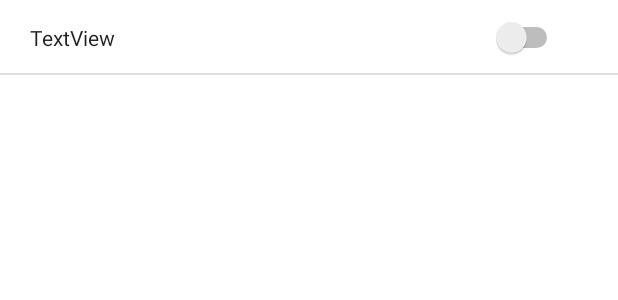
After one commit to mariogmez/EventosDeportivosAPP_MGI, an Android app: the layout list_event_usu.xml on its own in the app's theme, with its tools: preview values and no code run, on a phone screen of 412 x 824 dp. The commit adds this screen. Shown: the top 300 px of the screen. Run offline under Robolectric (Android 15) with nearby library versions, the phone set to English and light mode, and no system bars.

Commit message:
CMT 19:04 01/06 DEV

```diff
--- a/app/src/main/AndroidManifest.xml
+++ b/app/src/main/AndroidManifest.xml
@@ -4,14 +4,16 @@
     package="com.example.desafio_iii_mgi">
 
     <application xmlns:tools="http://schemas.android.com/tools"
+        android:name=".PrecargasApp"
         android:allowBackup="true"
         android:icon="@mipmap/ic_launcher1"
         android:label="DeportPlus"
         android:roundIcon="@mipmap/ic_launcher_round"
         android:supportsRtl="true"
-        android:name=".PrecargasApp"
         android:theme="@style/Theme.Desafio_III_MGI">
-
+        <activity
+            android:name=".Users.ListadoEventosUsusAct"
+            android:exported="false" />
         <activity
             android:name=".Events.EventoActivity"
             android:exported="false" />
--- a/app/src/main/java/com/example/desafio_iii_mgi/Admin/LIstadoEventosActivity.kt
+++ b/app/src/main/java/com/example/desafio_iii_mgi/Admin/LIstadoEventosActivity.kt
@@ -3,7 +3,6 @@ package com.example.desafio_iii_mgi.Admin
 import android.content.Intent
 import androidx.appcompat.app.AppCompatActivity
 import android.os.Bundle
-import android.view.KeyEvent
 import android.widget.EditText
 import android.widget.Toast
 import androidx.appcompat.app.AlertDialog
--- /dev/null
+++ b/app/src/main/res/layout/list_event_usu.xml
@@ -0,0 +1,55 @@
+<?xml version="1.0" encoding="utf-8"?>
+<androidx.constraintlayout.widget.ConstraintLayout xmlns:android="http://schemas.android.com/apk/res/android"
+    xmlns:app="http://schemas.android.com/apk/res-auto"
+    xmlns:tools="http://schemas.android.com/tools"
+    android:layout_width="match_parent"
+    android:layout_height="wrap_content">
+
+    <LinearLayout
+        android:id="@+id/linearLayout2"
+        android:layout_width="match_parent"
+        android:layout_height="50dp"
+        android:orientation="horizontal"
+        app:layout_constraintBottom_toBottomOf="parent"
+        app:layout_constraintEnd_toEndOf="parent"
+        app:layout_constraintHorizontal_bias="0.0"
+        app:layout_constraintStart_toStartOf="parent"
+        app:layout_constraintTop_toTopOf="parent"
+        app:layout_constraintVertical_bias="0.0">
+
+        <TextView
+            android:id="@+id/textView20"
+            android:layout_width="20dp"
+            android:layout_height="wrap_content" />
+
+        <TextView
+            android:id="@+id/txtEventoList"
+            android:layout_width="269dp"
+            android:layout_height="match_parent"
+            android:gravity="center_vertical"
+            android:text="TextView" />
+
+        <Switch
+            android:id="@+id/swtEventoUsu"
+            android:layout_width="50dp"
+            android:layout_height="match_parent"
+            android:layout_weight="1"
+            android:gravity="center" />
+
+        <TextView
+            android:id="@+id/textView21"
+            android:layout_width="wrap_content"
+            android:layout_height="wrap_content"
+            android:layout_weight="1" />
+
+    </LinearLayout>
+
+    <View
+        android:id="@+id/divider4"
+        android:layout_width="match_parent"
+        android:layout_height="1dp"
+        android:layout_weight="1"
+        android:background="?android:attr/listDivider"
+        app:layout_constraintBottom_toBottomOf="parent"
+        tools:layout_editor_absoluteX="320dp" />
+</androidx.constraintlayout.widget.ConstraintLayout>
--- a/build.gradle
+++ b/build.gradle
@@ -13,7 +13,7 @@ buildscript {
 plugins {
     id 'com.android.application' version '7.2.0' apply false
     id 'com.android.library' version '7.2.0' apply false
-    id 'org.jetbrains.kotlin.android' version '1.6.20' apply false
+    id 'org.jetbrains.kotlin.android' version '1.6.21' apply false
 }
 
 task clean(type: Delete) {
```
Also changed, not shown: app/src/main/java/com/example/desafio_iii_mgi/Adaptadores/MiAdaptadorEvenUsus.kt (added, +81 -0 lines), app/src/main/java/com/example/desafio_iii_mgi/Adaptadores/MiAdaptadorRVusus.kt (+6 -2 lines), app/src/main/java/com/example/desafio_iii_mgi/Users/ListadoEventosUsusAct.kt (added, +97 -0 lines), app/src/main/java/com/example/desafio_iii_mgi/Users/UserActivity.kt (+13 -1 lines), app/src/main/res/layout/activity_listado_eventos_usus.xml (added, +47 -0 lines), 527 other files.
